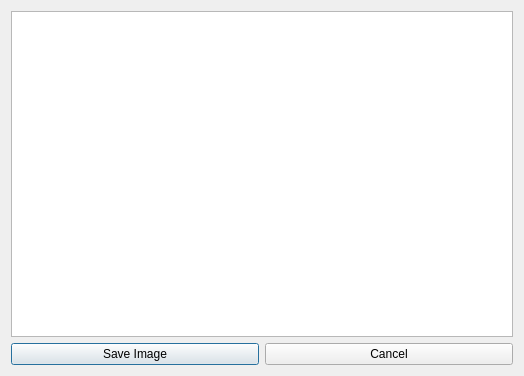
Before: the Qt Designer form galeria_zdjec/Project/App/cropped_image.ui in starzykbartlomiej/photo_gallery, drawn with Qt 5.
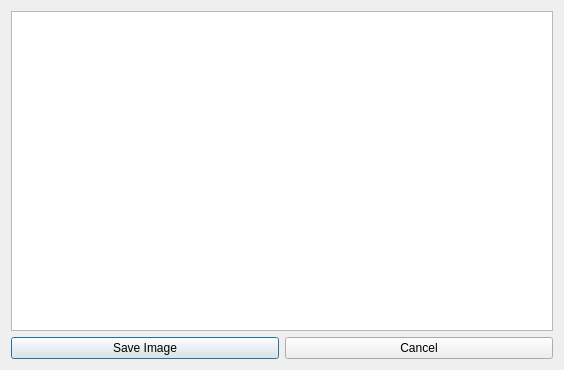
After: the same form once the commit is applied.

What changed in the file:
```diff
--- a/galeria_zdjec/Project/App/cropped_image.ui
+++ b/galeria_zdjec/Project/App/cropped_image.ui
@@ -6,8 +6,8 @@
    <rect>
     <x>0</x>
     <y>0</y>
-    <width>524</width>
-    <height>376</height>
+    <width>564</width>
+    <height>370</height>
    </rect>
   </property>
   <property name="windowTitle">
```
